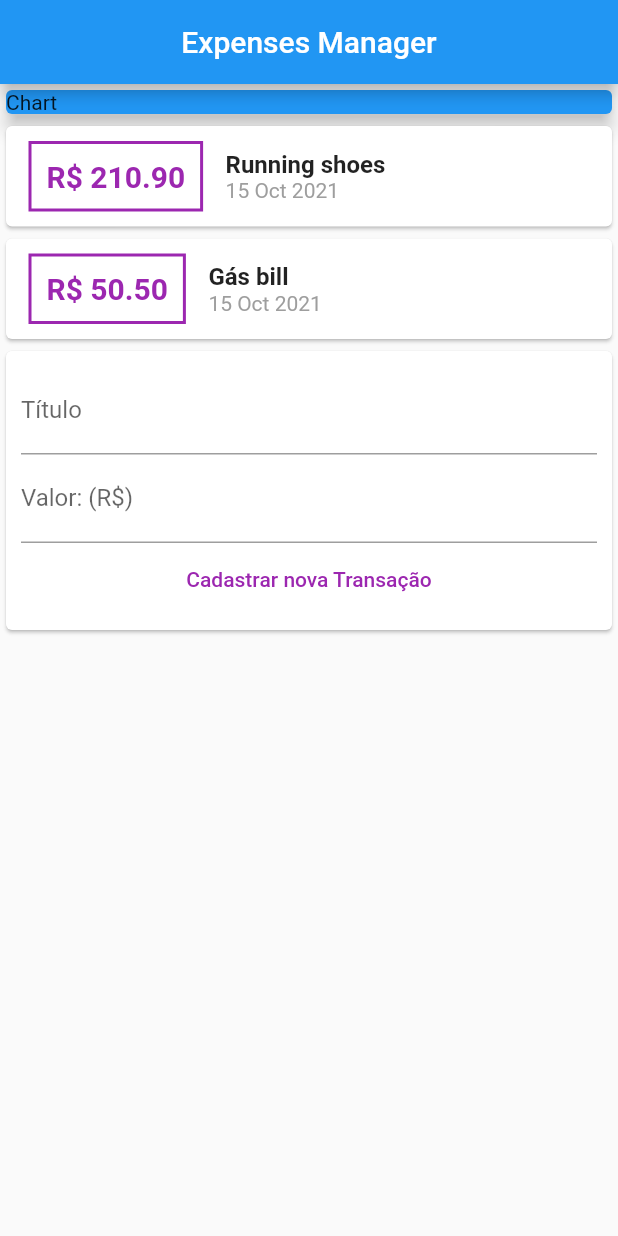
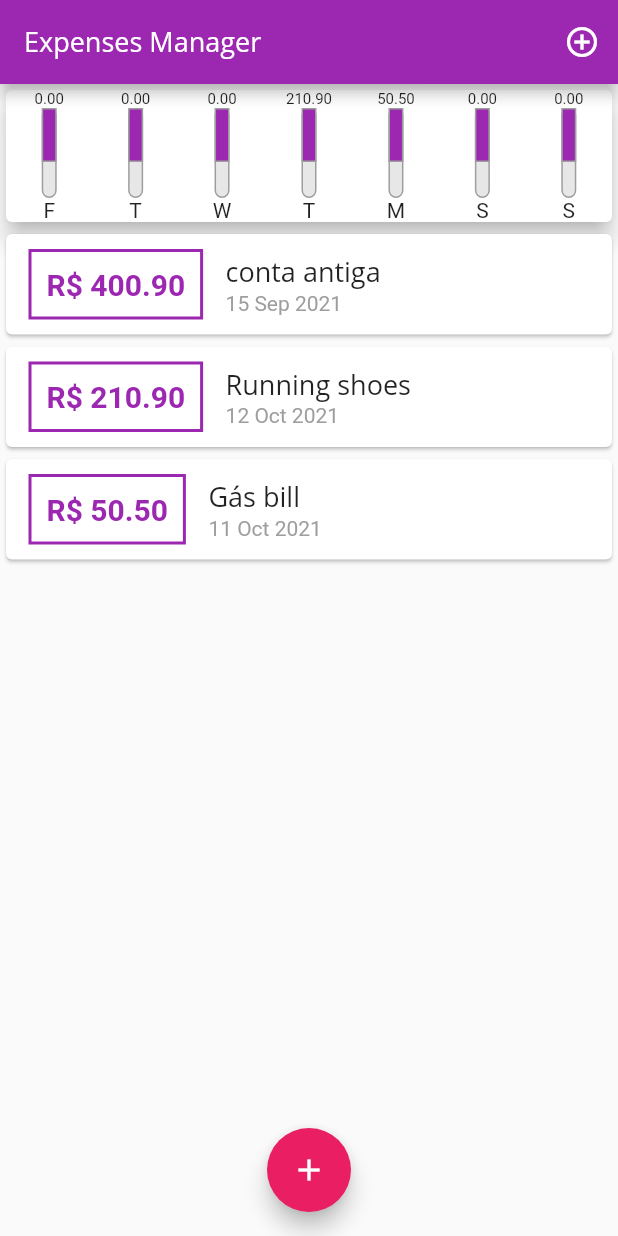
Before and after one commit to diegormb06/expenses_manager, a Flutter app: the screen it shows after launch, on a phone screen of 412 x 824 dp. Run offline on Flutter 3.47's test engine with Material 2 defaults, Android fonts, the phone set to English and light mode, and no system bars.

Commit message:
feat: add new fonts and other improovments

```diff
--- /dev/null
+++ b/lib/components/chart.dart
@@ -0,0 +1,51 @@
+import 'package:expenses/components/chart_bar.dart';
+import 'package:expenses/models/transactions.dart';
+import 'package:flutter/material.dart';
+import 'package:intl/intl.dart';
+
+class Chart extends StatelessWidget {
+  final List<Transactions> recentTransactions;
+
+  Chart(this.recentTransactions);
+
+  List<Map<String, Object>> get groupedTransactions {
+    return List.generate(7, (index) {
+      final weekDay = DateTime.now().subtract(Duration(days: index));
+
+      double totalSum = 0.0;
+
+      for (var i = 0; i < recentTransactions.length; i++) {
+        bool sameDay = recentTransactions[i].date.day == weekDay.day;
+        bool sameMonth = recentTransactions[i].date.month == weekDay.month;
+        bool sameYear = recentTransactions[i].date.year == weekDay.year;
+
+        if (sameDay && sameMonth && sameYear) {
+          totalSum += recentTransactions[i].value;
+        }
+      }
+
+      return {
+        'day': DateFormat.E().format(weekDay)[0],
+        'value': totalSum,
+      };
+    });
+  }
+
+  @override
+  Widget build(BuildContext context) {
+    groupedTransactions;
+    return Card(
+      elevation: 6,
+      child: Row(
+        mainAxisAlignment: MainAxisAlignment.spaceAround,
+        children: groupedTransactions.map((tr) {
+          return ChartBar(
+            label: tr['day'],
+            value: tr['value'],
+            percentage: 0.6,
+          );
+        }).toList(),
+      ),
+    );
+  }
+}
--- /dev/null
+++ b/lib/components/chart_bar.dart
@@ -0,0 +1,51 @@
+import 'package:flutter/material.dart';
+
+class ChartBar extends StatelessWidget {
+  final String label;
+  final double value;
+  final double percentage;
+
+  ChartBar({
+    this.label,
+    this.value,
+    this.percentage,
+  });
+
+  @override
+  Widget build(BuildContext context) {
+    return Column(
+      children: <Widget>[
+        Text(
+          '${value.toStringAsFixed(2)}',
+          style: TextStyle(fontSize: 10),
+        ),
+        Container(
+          height: 60,
+          width: 10,
+          margin: EdgeInsets.symmetric(horizontal: 10),
+          child: Stack(
+            children: <Widget>[
+              Container(
+                decoration: BoxDecoration(
+                  color: Color.fromRGBO(220, 220, 220, 0.7),
+                  border: Border.all(width: 1, color: Colors.grey),
+                  borderRadius: BorderRadius.circular(20),
+                ),
+              ),
+              FractionallySizedBox(
+                heightFactor: percentage,
+                child: Container(
+                  decoration: BoxDecoration(
+                    color: Theme.of(context).primaryColor,
+                    border: Border.all(width: 1, color: Colors.grey),
+                  ),
+                ),
+              )
+            ],
+          ),
+        ),
+        Text('$label'),
+      ],
+    );
+  }
+}
--- a/lib/components/transaction_form.dart
+++ b/lib/components/transaction_form.dart
@@ -1,8 +1,26 @@
 import 'package:flutter/material.dart';
 
-class TransactionForm extends StatelessWidget {
+class TransactionForm extends StatefulWidget {
+  final Function(String, double) onSubmit;
+
+  TransactionForm(this.onSubmit);
+
+  @override
+  _TransactionFormState createState() => _TransactionFormState();
+}
+
+class _TransactionFormState extends State<TransactionForm> {
   final titleController = TextEditingController();
   final valueController = TextEditingController();
+
+  _submitForm() {
+    final title = titleController.text;
+    final value = double.tryParse(valueController.text) ?? 0.0;
+
+    if (title.isEmpty || value <= 0) return;
+
+    widget.onSubmit(title, value);
+  }
 
   @override
   Widget build(BuildContext context) {
@@ -14,18 +32,18 @@ class TransactionForm extends StatelessWidget {
             TextField(
               controller: titleController,
               decoration: InputDecoration(labelText: 'Título'),
+              onSubmitted: (_) => _submitForm(),
             ),
             TextField(
               controller: valueController,
+              keyboardType: TextInputType.numberWithOptions(decimal: true),
               decoration: InputDecoration(labelText: 'Valor: (R\$)'),
+              onSubmitted: (_) => _submitForm(),
             ),
             FlatButton(
               child: Text('Cadastrar nova Transação'),
               textColor: Colors.purple,
-              onPressed: () {
-                print(titleController.text);
-                print(valueController.text);
-              },
+              onPressed: _submitForm,
             ),
           ],
         ),
--- a/lib/components/transaction_list.dart
+++ b/lib/components/transaction_list.dart
@@ -9,8 +9,31 @@ class TransactionList extends StatelessWidget {
 
   @override
   Widget build(BuildContext context) {
-    return Column(
-      children: transactions.map((tr) {
+    return Container(
+      height: 300,
+      child: transactions.isEmpty
+          ? Column(
+              children: <Widget>[
+                SizedBox(height: 5),
+                Text(
+                  'No expenses',
+                  style: Theme.of(context).textTheme.headline6,
+                ),
+                Container(
+                  height: 226,
+                  width: double.infinity,
+                  margin: EdgeInsets.symmetric(vertical: 0, horizontal: 5),
+                  child: Image.asset(
+                    'assets/images/waiting.png',
+                    fit: BoxFit.fill,
+                  ),
+                ),
+              ],
+            )
+          : ListView.builder(
+              itemCount: transactions.length,
+              itemBuilder: (ctx, index) {
+                final tr = transactions[index];
                 return Card(
                   child: Row(
                     children: <Widget>[
@@ -21,7 +44,7 @@ class TransactionList extends StatelessWidget {
                         ),
                         decoration: BoxDecoration(
                           border: Border.all(
-                    color: Colors.purple,
+                            color: Theme.of(context).primaryColor,
                             width: 2,
                           ),
                         ),
@@ -31,7 +54,7 @@ class TransactionList extends StatelessWidget {
                           style: TextStyle(
                             fontWeight: FontWeight.bold,
                             fontSize: 20,
-                    color: Colors.purple,
+                            color: Theme.of(context).primaryColor,
                           ),
                         ),
                       ),
@@ -40,10 +63,7 @@ class TransactionList extends StatelessWidget {
                         children: <Widget>[
                           Text(
                             tr.title,
-                    style: TextStyle(
-                      fontWeight: FontWeight.bold,
-                      fontSize: 16,
-                    ),
+                            style: Theme.of(context).textTheme.headline6,
                           ),
                           Text(
                             DateFormat('d MMM y').format(tr.date),
@@ -56,7 +76,8 @@ class TransactionList extends StatelessWidget {
                     ],
                   ),
                 );
-      }).toList(),
+              },
+            ),
     );
   }
 }
--- a/lib/components/transactions_user.dart
+++ /dev/null
@@ -1,36 +0,0 @@
-import 'package:expenses/models/transactions.dart';
-import 'package:flutter/material.dart';
-import './transaction_form.dart';
-import './transaction_list.dart';
-
-class TransactionsUser extends StatefulWidget {
-  @override
-  _TransactionsUserState createState() => _TransactionsUserState();
-}
-
-class _TransactionsUserState extends State<TransactionsUser> {
-  final _transactions = [
-    Transactions(
-      id: 't1',
-      title: 'Running shoes',
-      value: 210.90,
-      date: DateTime.now(),
-    ),
-    Transactions(
-      id: 't2',
-      title: 'Gás bill',
-      value: 50.5,
-      date: DateTime.now(),
-    )
-  ];
-
-  @override
-  Widget build(BuildContext context) {
-    return Column(
-      children: <Widget>[
-        TransactionList(_transactions),
-        TransactionForm(),
-      ],
-    );
-  }
-}
--- a/lib/main.dart
+++ b/lib/main.dart
@@ -1,5 +1,9 @@
-import 'package:expenses/components/transactions_user.dart';
+import 'package:expenses/components/chart.dart';
 import 'package:flutter/material.dart';
+import 'dart:math';
+import 'package:expenses/models/transactions.dart';
+import 'components/transaction_form.dart';
+import 'components/transaction_list.dart';
 
 main() => runApp(ExpensesApp());
 
@@ -8,31 +12,103 @@ class ExpensesApp extends StatelessWidget {
   Widget build(BuildContext context) {
     return MaterialApp(
       home: MyHomeApp(),
+      theme: ThemeData(
+        primarySwatch: Colors.purple,
+        accentColor: Colors.pink,
+        fontFamily: 'Quicksand',
+        textTheme: ThemeData.light().textTheme.copyWith(
+              headline6: TextStyle(
+                fontFamily: 'OpenSans',
+                fontSize: 18,
+              ),
+            ),
+      ),
     );
   }
 }
 
-class MyHomeApp extends StatelessWidget {
+class MyHomeApp extends StatefulWidget {
+  @override
+  _MyHomeAppState createState() => _MyHomeAppState();
+}
+
+class _MyHomeAppState extends State<MyHomeApp> {
+  final List<Transactions> _transactions = [
+    Transactions(
+      id: 't0',
+      title: 'conta antiga',
+      value: 400.90,
+      date: DateTime.now().subtract(Duration(days: 30)),
+    ),
+    Transactions(
+      id: 't1',
+      title: 'Running shoes',
+      value: 210.90,
+      date: DateTime.now().subtract(Duration(days: 3)),
+    ),
+    Transactions(
+      id: 't2',
+      title: 'Gás bill',
+      value: 50.5,
+      date: DateTime.now().subtract(Duration(days: 4)),
+    ),
+  ];
+
+  List<Transactions> get _recentTransactions {
+    return _transactions.where((tr) {
+      return tr.date.isAfter(DateTime.now().subtract(
+        Duration(days: 7),
+      ));
+    }).toList();
+  }
+
+  _addTransaction(title, value) {
+    final newTransaction = Transactions(
+      id: Random().nextDouble().toString(),
+      title: title,
+      value: value,
+      date: DateTime.now(),
+    );
+    setState(() {
+      _transactions.add(newTransaction);
+    });
+
+    Navigator.of(context).pop();
+  }
+
+  _openTransactionFormModal(BuildContext context) {
+    showModalBottomSheet(
+      context: context,
+      builder: (_) => TransactionForm(_addTransaction),
+    );
+  }
+
   @override
   Widget build(BuildContext context) {
     return Scaffold(
       appBar: AppBar(
         title: Text('Expenses Manager'),
-        centerTitle: true,
-      ),
-      body: Column(
-        crossAxisAlignment: CrossAxisAlignment.stretch,
-        children: <Widget>[
-          Container(
-            child: Card(
-              child: Text('Chart'),
-              elevation: 5,
-              color: Colors.blue,
-            ),
+        actions: <Widget>[
+          IconButton(
+            icon: Icon(Icons.add_circle_outline, color: Colors.white),
+            onPressed: () => _openTransactionFormModal(context),
           ),
-          TransactionsUser(),
         ],
       ),
+      body: SingleChildScrollView(
+        child: Column(
+          crossAxisAlignment: CrossAxisAlignment.stretch,
+          children: <Widget>[
+            Chart(_recentTransactions),
+            TransactionList(_transactions),
+          ],
+        ),
+      ),
+      floatingActionButton: FloatingActionButton(
+        child: Icon(Icons.add),
+        onPressed: () => _openTransactionFormModal(context),
+      ),
+      floatingActionButtonLocation: FloatingActionButtonLocation.centerFloat,
     );
   }
 }
```
Also changed, not shown: pubspec.yaml (+14 -9 lines), assets/fonts/OpenSans-Bold.ttf (added), assets/fonts/OpenSans-Regular.ttf (added), assets/fonts/Quicksand-Bold.ttf (added), assets/fonts/Quicksand-Light.ttf (added), assets/fonts/Quicksand-Medium.ttf (added), assets/fonts/Quicksand-Regular.ttf (added), assets/images/waiting.png (added), pubspec.lock. Lines whose indentation alone changed are shown as unchanged.
